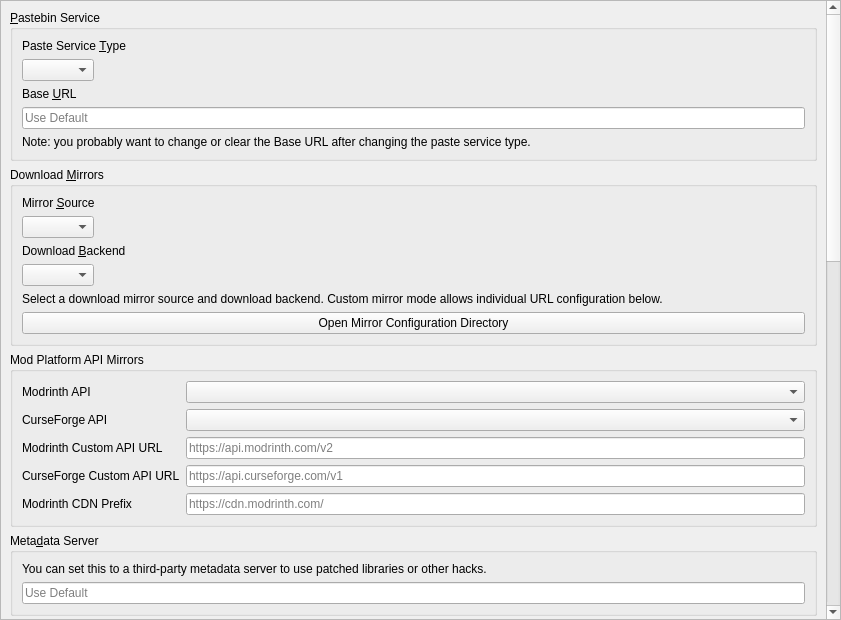
First picture: the form in launcher/ui/pages/global/APIPage.ui, repository AndreaFrederica/LunaLauncher, before the edit.
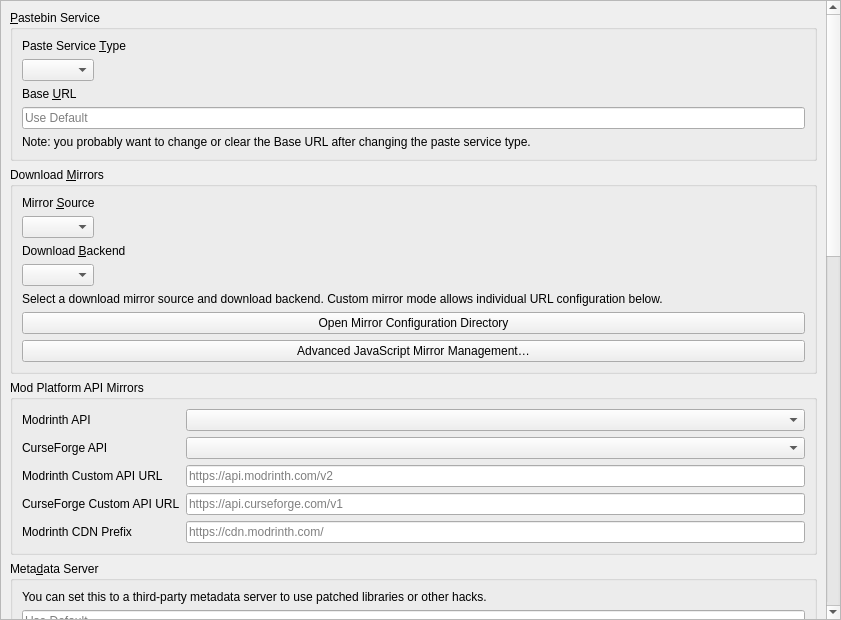
Second picture: the form after the edit. Icons and pictures are not drawn.

Commit message: feat: add configurable multi-script mirror management

What changed in the file:
```diff
--- a/launcher/ui/pages/global/APIPage.ui
+++ b/launcher/ui/pages/global/APIPage.ui
@@ -163,6 +163,16 @@
             </property>
            </widget>
           </item>
+          <item>
+           <widget class="QPushButton" name="manageMirrorScriptsButton">
+            <property name="text">
+             <string>Advanced JavaScript Mirror Management…</string>
+            </property>
+            <property name="icon">
+             <iconset theme="preferences-system"/>
+            </property>
+           </widget>
+          </item>
         </layout>
         </widget>
        </item>
```
The commit also changes 6 other files.
